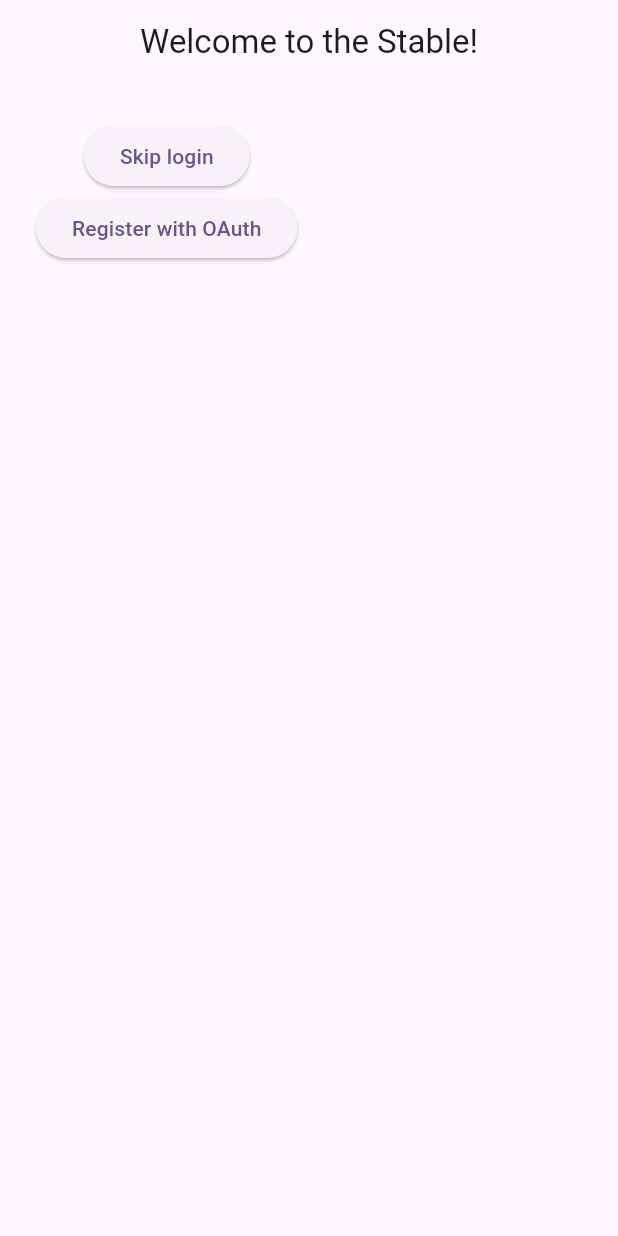
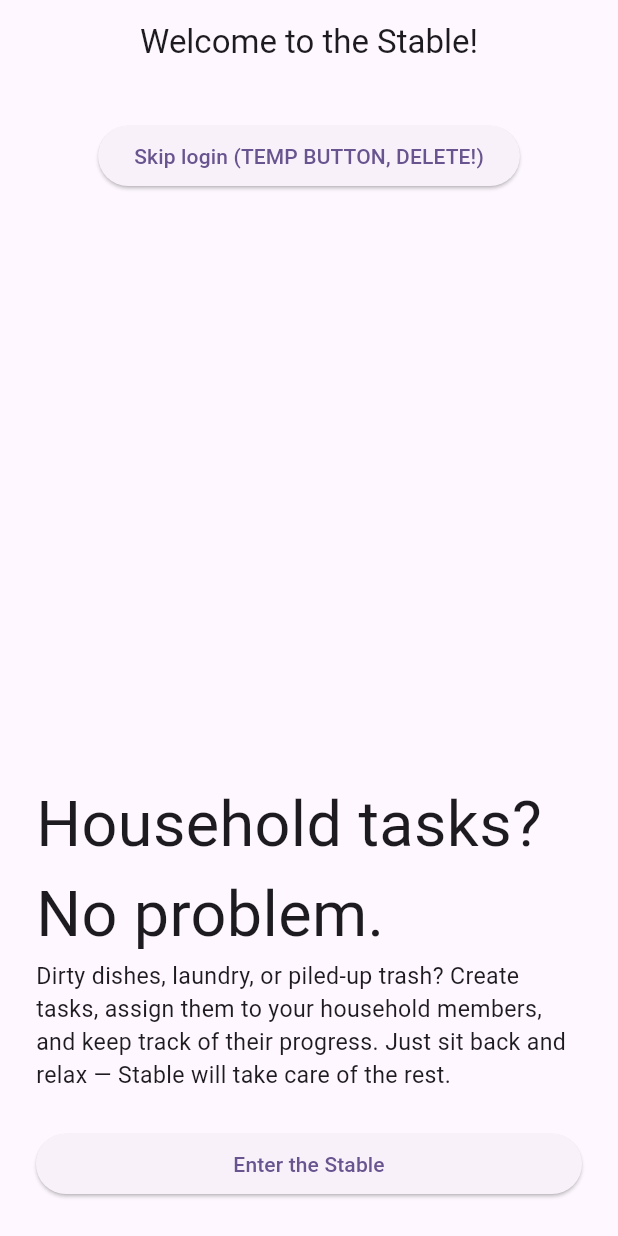
Before and after one commit to likoli007/Stable, a Flutter app: the screen it shows after launch, on a phone screen of 412 x 824 dp. Run offline on Flutter 3.47's test engine with Material 3 defaults, Android fonts, the light colour scheme and no system bars; our stand-ins replace cloud_firestore, firebase_auth, firebase_core, flutter_dotenv, get_it; missing offline and left inert: firebase_ui_auth, firebase_ui_oauth_google; accounts and stored records are empty; generated files the repository leaves out were written again.

Commit message:
Feat: Add IntroductionPage design

```diff
--- a/lib/page/login/introduction_page.dart
+++ b/lib/page/login/introduction_page.dart
@@ -1,4 +1,5 @@
 import 'package:flutter/material.dart';
+import 'package:stable/common/util/shared_ui_constants.dart';
 import 'package:stable/common/widget/page_template.dart';
 import 'package:stable/page/login/register_page.dart';
 import 'package:stable/page/task/task_page.dart';
@@ -10,8 +11,7 @@ class IntroductionPage extends StatelessWidget {
         title: "Welcome to the Stable!",
         showProfileButton: false,
         showBackButton: false,
-      child: Column(
-        children: [
+        child: Column(children: [
           // TODO Add introduction to the app
           ElevatedButton(
             onPressed: () {
@@ -20,19 +20,46 @@ class IntroductionPage extends StatelessWidget {
                 MaterialPageRoute(builder: (context) => TaskPage()),
               );
             },
-            child: Text("Skip login"), // TODO Remove this button
+            child: Text(
+                "Skip login (TEMP BUTTON, DELETE!)"), // TODO Remove this button
           ),
-          ElevatedButton(
+          Spacer(),
+          //TODO Add image of a stable
+          Column(
+            mainAxisAlignment: MainAxisAlignment.end,
+            children: [
+              Column(
+                children: [
+                  SizedBox(height: STANDARD_GAP),
+                  Text(
+                    "Household tasks? No problem.",
+                    textAlign: TextAlign.left,
+                    textScaler: TextScaler.linear(HEADLINE_SCALER),
+                  ),
+                  Text(
+                    "Dirty dishes, laundry, or piled-up trash? "
+                    "Create tasks, assign them to your household members, and keep track of their progress. "
+                    "Just sit back and relax — Stable will take care of the rest.",
+                    textAlign: TextAlign.left,
+                    textScaler: TextScaler.linear(INFO_PARAGRAPH_SCALER),
+                  ),
+                ],
+              ),
+              SizedBox(height: STANDARD_GAP),
+              SizedBox(
+                width: double.infinity,
+                child: ElevatedButton(
                   onPressed: () {
                     Navigator.push(
                       context,
                       MaterialPageRoute(builder: (context) => RegisterScreen()),
                     );
                   },
-            child: Text('Register with OAuth'),
-          )
+                  child: Text('Enter the Stable'),
+                ),
+              ),
             ],
           ),
-    );
+        ]));
   }
 }
```
Lines whose indentation alone changed are shown as unchanged.
